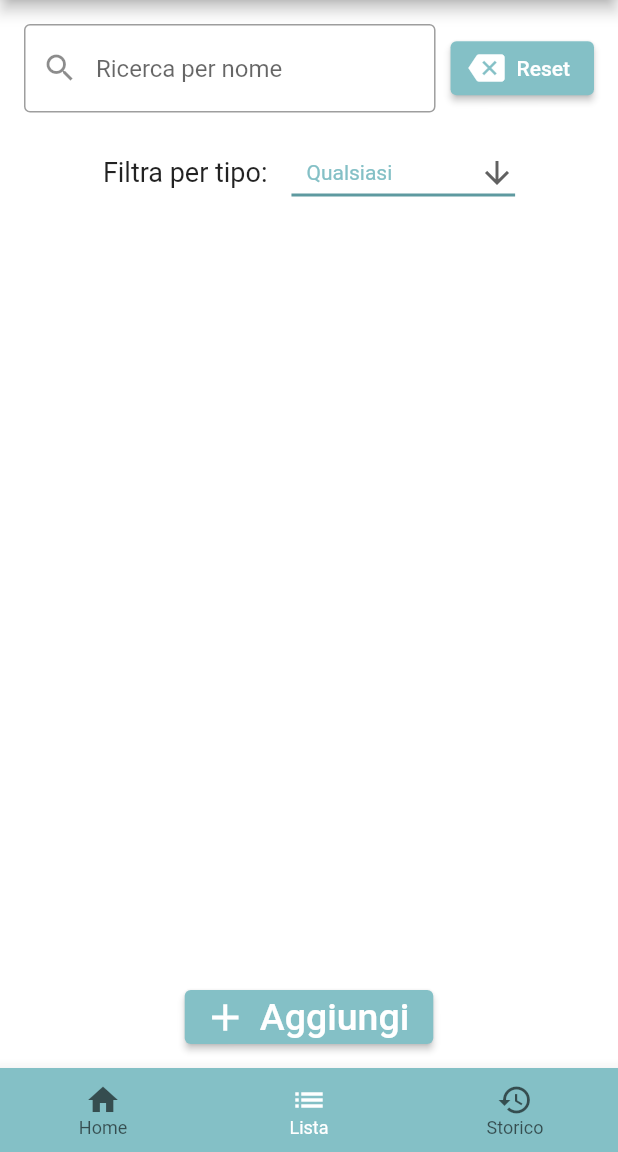
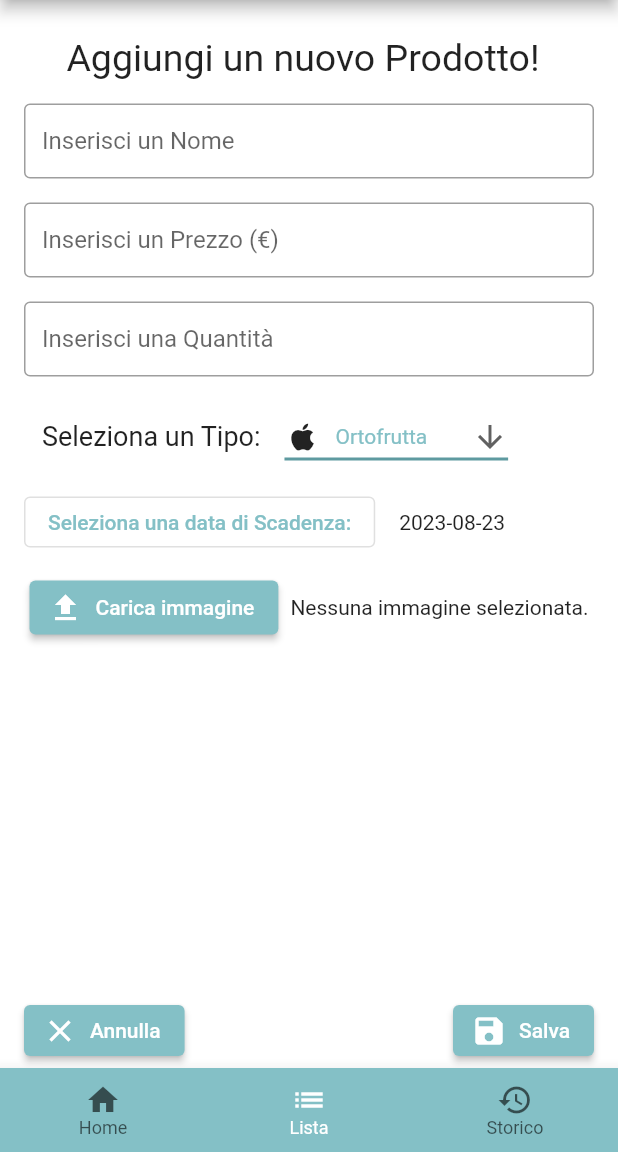
Before and after one commit to UmutBulut/PantrySmart, a Flutter app: the screen it shows after launch, item 2 of the bottom bar chosen, after a tap on "Aggiungi", on a phone screen of 412 x 824 dp, the part 84-1236 px from its top. Run offline on Flutter 3.47's test engine with Material 2 defaults, Android fonts, the phone set to English and light mode, and no system bars; our stand-ins replace bloc, flutter_bloc, flutter_keyboard_visibility, image_picker, shared_preferences.

Commit message:
aggiunta pagina 'prodottoView' + refactor componenti

```diff
--- /dev/null
+++ b/lib/Classes/TipiIcone.dart
@@ -0,0 +1,27 @@
+import 'package:flutter/material.dart';
+
+List<String> listFiltri = <String>[
+  'Qualsiasi',
+  'Ortofrutta',
+  'Panetteria',
+  'Macelleria',
+  'Frigo/surgelati',
+  'Bevande',
+  'Altro'];
+
+List<String> listFiltriSenzaQualsiasi = <String>[
+  'Ortofrutta',
+  'Panetteria',
+  'Macelleria',
+  'Frigo/surgelati',
+  'Bevande',
+  'Altro'];
+
+Map<String, IconData> iconsMap = {
+  'Ortofrutta': Icons.apple,
+  'Panetteria': Icons.bakery_dining,
+  'Macelleria': Icons.kebab_dining,
+  'Frigo/surgelati': Icons.ac_unit,
+  'Bevande': Icons.local_bar,
+  'Altro': Icons.pending,
+};
--- /dev/null
+++ b/lib/Components/DatePicker.dart
@@ -0,0 +1,98 @@
+
+
+import 'package:flutter/material.dart';
+
+class PantryDatePicker extends StatefulWidget {
+   PantryDatePicker({
+    super.key,
+    this.restorationId,
+    required this.notifyParent,
+    required this.dateString,
+    required this.buttonLabel});
+
+  final String? restorationId;
+  final Function() notifyParent;
+   final String buttonLabel;
+  String dateString = "";
+
+  @override
+  State<PantryDatePicker> createState() => _PantryDatePickerState();
+}
+
+class _PantryDatePickerState extends State<PantryDatePicker>
+    with RestorationMixin {
+  @override
+  String? get restorationId => widget.restorationId;
+
+  final RestorableDateTime _selectedDate =
+  RestorableDateTime(DateTime.now());
+  late final RestorableRouteFuture<DateTime?> _restorableDatePickerRouteFuture =
+  RestorableRouteFuture<DateTime?>(
+    onComplete: _selectDate,
+    onPresent: (NavigatorState navigator, Object? arguments) {
+      return navigator.restorablePush(
+        _datePickerRoute,
+        arguments: _selectedDate.value.millisecondsSinceEpoch,
+      );
+    },
+  );
+
+  @pragma('vm:entry-point')
+  static Route<DateTime> _datePickerRoute(
+      BuildContext context,
+      Object? arguments,
+      ) {
+    return DialogRoute<DateTime>(
+      context: context,
+      builder: (BuildContext context) {
+        return DatePickerDialog(
+          restorationId: 'date_picker_dialog',
+          initialEntryMode: DatePickerEntryMode.calendarOnly,
+          initialDate: DateTime.fromMillisecondsSinceEpoch(arguments! as int),
+          firstDate: DateTime(2021),
+          lastDate: DateTime(2025),
+        );
+      },
+    );
+  }
+
+  @override
+  void restoreState(RestorationBucket? oldBucket, bool initialRestore) {
+    registerForRestoration(_selectedDate, 'selected_date');
+    registerForRestoration(
+        _restorableDatePickerRouteFuture, 'date_picker_route_future');
+  }
+
+  void _selectDate(DateTime? newSelectedDate) {
+    if (newSelectedDate != null) {
+      setState(() {
+        _selectedDate.value = newSelectedDate;
+      });
+    }
+  }
+
+  @override
+  Widget build(BuildContext context) {
+    return Scaffold(
+      body: Center(
+        child: Padding(
+          padding: const EdgeInsets.fromLTRB(16,8,16,8),
+          child: Row(
+            children: [
+              OutlinedButton(
+                onPressed: () {
+                  _restorableDatePickerRouteFuture.present();
+                },
+                child: Text(widget.buttonLabel),
+              ),
+              Padding(
+                padding: const EdgeInsets.fromLTRB(16,0,0,0),
+                child: Text(_selectedDate.value.toString().substring(0,10)),
+              )
+            ],
+          ),
+        ),
+      ),
+    );
+  }
+}
--- /dev/null
+++ b/lib/Components/DropdownButtonTipi.dart
@@ -0,0 +1,67 @@
+import 'package:flutter/material.dart';
+import 'package:pantrysmart/Classes/Prodotto.dart';
+import 'package:pantrysmart/Classes/TipiIcone.dart';
+import 'package:pantrysmart/colors.dart';
+
+class DropdownButtonTipi extends StatefulWidget {
+  DropdownButtonTipi({
+    super.key,
+    required this.notifyParent,
+    required this.permettiQualsiasi
+  });
+  final Function(String res) notifyParent;
+  final bool permettiQualsiasi;
+  @override
+  State<DropdownButtonTipi> createState() => _DropdownButtonTipiState();
+}
+
+class _DropdownButtonTipiState extends State<DropdownButtonTipi> {
+  String dropdownValue = "";
+  List<String> list = [];
+
+  @override
+  void initState() {
+    super.initState();
+    list = widget.permettiQualsiasi ? listFiltri : listFiltriSenzaQualsiasi;
+    dropdownValue = list.first;
+  }
+
+  @override
+  Widget build(BuildContext context) {
+    return DropdownButton<String>(
+      value: dropdownValue,
+      icon: const Icon(Icons.arrow_downward),
+      elevation: 16,
+      style: const TextStyle(color: CustomColors.primary),
+      underline: Container(
+        height: 2,
+        color: CustomColors.primaryContainer,
+      ),
+      onChanged: (String? value) {
+        // This is called when the user selects an item.
+        setState(() {
+          dropdownValue = value!;
+          widget.notifyParent(value);
+        });
+
+      },
+      items: list.map<DropdownMenuItem<String>>((String value) {
+        return DropdownMenuItem<String>(
+          value: value,
+          child: Row(
+            children: [
+              (value == 'Qualsiasi')?
+              const Text(''):
+              Icon(iconsMap[value])
+              ,
+              Padding(
+                padding: const EdgeInsets.fromLTRB(10,0,0,0),
+                child: Text(value),
+              ),
+            ],
+          ),
+        );
+      }).toList(),
+    );
+  }
+}
--- a/lib/Presentation/Screens/listaView.dart
+++ b/lib/Presentation/Screens/listaView.dart
@@ -1,27 +1,11 @@
 import 'package:flutter/material.dart';
 import 'package:pantrysmart/Classes/Prodotto.dart';
+import 'package:pantrysmart/Classes/TipiIcone.dart';
+import 'package:pantrysmart/Components/DropdownButtonTipi.dart';
+import 'package:pantrysmart/Presentation/Screens/prodottoView.dart';
 import 'package:pantrysmart/colors.dart';
 import 'package:shared_preferences/shared_preferences.dart';
 import 'package:flutter_keyboard_visibility/flutter_keyboard_visibility.dart';
-
-
-List<String> list = <String>[
-  'Qualsiasi',
-  'Ortofrutta',
-  'Panetteria',
-  'Macelleria',
-  'Frigo/surgelati',
-  'Bevande',
-  'Altro'];
-
-Map<String, IconData> iconsMap = {
-  'Ortofrutta': Icons.apple,
-  'Panetteria': Icons.bakery_dining,
-  'Macelleria': Icons.kebab_dining,
-  'Frigo/surgelati': Icons.ac_unit,
-  'Bevande': Icons.local_bar,
-  'Altro': Icons.pending,
-};
 
 List<Prodotto> prodotti = [];
 List<Prodotto> prodottiFiltratiRicerca = [];
@@ -37,6 +21,15 @@ class ListaView extends StatefulWidget {
 class ListaViewState extends State<ListaView> {
   //final SharedPreferences prefs;
   final fieldText = TextEditingController();
+  bool showEditProductTab = false;
+
+  //campi del prodotto
+  String denominazione = "";
+  String prezzo = "";
+  String quantita = "";
+  String tipo = "";
+  String scadenza = "";
+  String immagine = "";
 
   @override
   void initState() {
@@ -88,15 +81,35 @@ class ListaViewState extends State<ListaView> {
     fieldText.clear();
   }
 
-  void refresh() {
-    setState(() {});
+  void applicaFiltroProdotti(String res) {
+    setState(() {
+      if(res == 'Qualsiasi')
+        prodottiFiltratiTipo = prodotti;
+      else
+        prodottiFiltratiTipo = prodotti.where((p) => p.tipo == res).toList();
+
+      prodottiFiltratiFinali =
+          prodottiFiltratiTipo.toSet().where((element) =>
+              prodottiFiltratiRicerca.toSet().contains(element))
+              .toList();
+    });
+  }
+
+  void closeEditProdotto(){
+    setState(() {showEditProductTab = false;});
+  }
+
+  void openEditProdotto(){
+    setState(() {showEditProductTab = true;});
   }
 
 
   @override
   Widget build(BuildContext context) {
     return Scaffold(
-      body: Center(
+      resizeToAvoidBottomInset: false,
+      body: !showEditProductTab ?
+      Center(
         child: Column(
           children: [
             Padding(
@@ -153,7 +166,9 @@ class ListaViewState extends State<ListaView> {
                   ),),
                 Padding(
                   padding: const EdgeInsets.fromLTRB(16,0,0,0),
-                  child: DropdownButtonTipi(notifyParent: refresh),
+                  child: DropdownButtonTipi(
+                    notifyParent: applicaFiltroProdotti,
+                    permettiQualsiasi: true),
                 ),
               ],
             ),
@@ -247,9 +262,9 @@ class ListaViewState extends State<ListaView> {
                                 child: Padding(
                                   padding: const EdgeInsets.fromLTRB(0,0,0,10),
                                   child: Text('Confermi la rimozione dell\'oggetto?',
-                                  style: TextStyle(
-                                      fontSize: 20
-                                  )),
+                                      style: TextStyle(
+                                          fontSize: 20
+                                      )),
                                 )),
                             subtitle: Row(
                               mainAxisAlignment: MainAxisAlignment.spaceBetween,
@@ -293,7 +308,9 @@ class ListaViewState extends State<ListaView> {
                     return Visibility(
                       visible: !isKeyBoardVisible,
                       child: ElevatedButton.icon(
-                        onPressed: () {},
+                        onPressed: () {
+                          openEditProdotto();
+                        },
                         icon: Icon( // <-- Icon
                           Icons.add,
                           size: 30.0,
@@ -310,68 +327,17 @@ class ListaViewState extends State<ListaView> {
             ),
           ],
         ),
-      ),
+      ) :
+      ProdottoView(
+        title: 'Aggiungi un nuovo Prodotto!',
+        cancelFunction: closeEditProdotto,
+        okFunction: openEditProdotto,
+        denominazione: denominazione,
+        prezzo: prezzo,
+        quantita: quantita,
+        tipo: tipo,
+        scadenza: scadenza,
+        immagine: immagine,),
     );
   }
 }
-
-class DropdownButtonTipi extends StatefulWidget {
-  const DropdownButtonTipi({super.key, required this.notifyParent});
-  final Function() notifyParent;
-  @override
-  State<DropdownButtonTipi> createState() => _DropdownButtonTipiState();
-}
-
-class _DropdownButtonTipiState extends State<DropdownButtonTipi> {
-  String dropdownValue = list.first;
-  @override
-  Widget build(BuildContext context) {
-    return DropdownButton<String>(
-      value: dropdownValue,
-      icon: const Icon(Icons.arrow_downward),
-      elevation: 16,
-      style: const TextStyle(color: CustomColors.primary),
-      underline: Container(
-        height: 2,
-        color: CustomColors.primaryContainer,
-      ),
-      onChanged: (String? value) {
-        // This is called when the user selects an item.
-        setState(() {
-          dropdownValue = value!;
-          if(value == 'Qualsiasi'){
-            prodottiFiltratiTipo = prodotti;
-            prodottiFiltratiFinali =
-                prodottiFiltratiTipo.toSet().where((element) =>
-                    prodottiFiltratiRicerca.toSet().contains(element))
-                    .toList();
-          }else{
-            prodottiFiltratiTipo = prodotti.where((p) => p.tipo == value).toList();
-            prodottiFiltratiFinali =
-                prodottiFiltratiTipo.toSet().where((element) =>
-                    prodottiFiltratiRicerca.toSet().contains(element))
-                    .toList();
-          }
-        });
-        widget.notifyParent();
-      },
-      items: list.map<DropdownMenuItem<String>>((String value) {
-        return DropdownMenuItem<String>(
-          value: value,
-          child: Row(
-            children: [
-              (value == 'Qualsiasi')?
-              const Text(''):
-              Icon(iconsMap[value])
-              ,
-              Padding(
-                padding: const EdgeInsets.fromLTRB(10,0,0,0),
-                child: Text(value),
-              ),
-            ],
-          ),
-        );
-      }).toList(),
-    );
-  }
-}
--- /dev/null
+++ b/lib/Presentation/Screens/prodottoView.dart
@@ -0,0 +1,223 @@
+import 'package:flutter/material.dart';
+import 'package:flutter_keyboard_visibility/flutter_keyboard_visibility.dart';
+import 'package:image_picker/image_picker.dart';
+import 'package:pantrysmart/Components/DatePicker.dart';
+import 'package:pantrysmart/Components/DropdownButtonTipi.dart';
+
+class ProdottoView extends StatefulWidget{
+  ProdottoView({super.key,
+    required this.title,
+    required this.cancelFunction,
+    required this.okFunction,
+    required this.denominazione,
+    required this.prezzo,
+    required this.quantita,
+    required this.tipo,
+    required this.scadenza,
+    required this.immagine,
+  });
+  final String title;
+  final Function() cancelFunction;
+  final Function() okFunction;
+  final ImagePicker imagePicker = ImagePicker();
+  XFile? image;
+
+  //campi del prodotto
+  String denominazione = "";
+  String prezzo  = "";
+  String quantita = "";
+  String tipo = "";
+  String scadenza = "";
+  String immagine = "";
+
+  @override
+  State<ProdottoView> createState() => ProdottoViewState();
+}
+
+class ProdottoViewState extends State<ProdottoView> {
+
+  Future<void> getImage() async {
+    widget.image = await widget.imagePicker.pickImage(source: ImageSource.gallery);
+    setState(() {
+      widget.immagine = widget.image.toString();
+    });
+  }
+
+  void refresh() {
+    setState(() {});
+  }
+
+  void applicaFiltroProdotti(String res) {
+    setState(() {
+      widget.tipo = res;
+    });
+  }
+
+  @override
+  Widget build(BuildContext context) {
+    return Column(
+      children: [
+        SizedBox(
+          child: Padding(
+            padding: const EdgeInsets.fromLTRB(8,24,16,8),
+            child: Text(widget.title,
+              style: TextStyle(
+                  fontSize: 25
+              ),),
+          ),
+        ),
+        Padding(
+          padding: const EdgeInsets.fromLTRB(16,8,16,8),
+          child: SizedBox(
+            height: 50,
+            child: TextField(
+              decoration: InputDecoration(
+                border: OutlineInputBorder(),
+                labelText: 'Inserisci un Nome',
+              ),
+              onSubmitted: (value) {
+                setState(() {
+                  widget.denominazione = value;
+                });
+              },),
+          ),
+        ),
+        Padding(
+          padding: const EdgeInsets.fromLTRB(16,8,16,8),
+          child: SizedBox(
+            height: 50,
+            child: TextField(
+              keyboardType:TextInputType.numberWithOptions(decimal: true),
+              decoration: InputDecoration(
+                border: OutlineInputBorder(),
+                labelText: 'Inserisci un Prezzo (€)',
+              ),
+              onSubmitted: (value) {
+                setState(() {
+                  widget.prezzo = value + ' (€)';
+                });
+              },
+            ),
+          ),
+        ),
+        Padding(
+          padding: const EdgeInsets.fromLTRB(16,8,16,8),
+          child: SizedBox(
+            height: 50,
+            child: TextField(
+              decoration: InputDecoration(
+                border: OutlineInputBorder(),
+                labelText: 'Inserisci una Quantità',
+              ),
+              onSubmitted: (value) {
+                setState(() {
+                  widget.quantita = value;
+                });
+              },),
+          ),
+        ),
+        SizedBox(
+          child: Padding(
+            padding: const EdgeInsets.fromLTRB(28,8,16,8),
+            child: Row(
+              mainAxisAlignment: MainAxisAlignment.start,
+              children: [
+                Text('Seleziona un Tipo:',
+                  style: TextStyle(
+                      fontSize: 18
+                  ),),
+                Padding(
+                  padding: const EdgeInsets.fromLTRB(16,0,0,0),
+                  child: DropdownButtonTipi(
+                      notifyParent: applicaFiltroProdotti,
+                      permettiQualsiasi: false),
+                ),
+              ],
+            ),
+          ),
+        ),
+        SizedBox(
+          height: 50,
+          child: PantryDatePicker(
+            buttonLabel: 'Seleziona una data di Scadenza:',
+            notifyParent: refresh,
+            dateString: widget.scadenza,
+          ),
+        ),
+        Expanded(
+            child: Padding(
+              padding: const EdgeInsets.fromLTRB(16,8,16,8),
+              child: Row(
+                crossAxisAlignment: CrossAxisAlignment.start,
+                mainAxisAlignment: MainAxisAlignment.center,
+                children: [
+                  ElevatedButton.icon(
+                    style: ButtonStyle(
+                    ),
+                    onPressed: () {
+                      getImage();
+                    },
+                    icon: Icon( // <-- Icon
+                      Icons.upload,
+                      size: 24.0,
+                    ),
+                    label: Text('Carica immagine'), // <-- Text
+                  ),
+                  Padding(
+                    padding: const EdgeInsets.fromLTRB(8, 16,0,0),
+                    child: (widget.image != null)?
+                    Text(widget.image!.name):
+                    Text('Nessuna immagine selezionata.'),
+                  ),
+                ],
+              ),
+            )
+        ),
+        KeyboardVisibilityBuilder(
+            builder: (context, isKeyBoardVisible) {
+              return Visibility(
+                  visible: !isKeyBoardVisible,
+                  child: SizedBox(
+                    height: 50,
+                    child: Row(
+                      mainAxisAlignment: MainAxisAlignment.spaceBetween,
+                      children: [
+                        Padding(
+                          padding: const EdgeInsets.fromLTRB(16,8,8,8),
+                          child: ElevatedButton.icon(
+                            onPressed: () {
+                              setState(() {
+                                widget.cancelFunction();
+                              });
+                            },
+                            icon: Icon( // <-- Icon
+                              Icons.close,
+                              size: 24.0,
+                            ),
+                            label: Text('Annulla'), // <-- Text
+                          ),
+                        ),
+                        Padding(
+                          padding: const EdgeInsets.fromLTRB(8,8,16,8),
+                          child: ElevatedButton.icon(
+                            onPressed: () {
+                              setState(() {
+                                widget.okFunction();
+                              });
+                            },
+                            icon: Icon( // <-- Icon
+                              Icons.save,
+                              size: 24.0,
+                            ),
+                            label: Text('Salva'), // <-- Text
+                          ),
+                        ),
+                      ],
+                    ),
+                  )
+              );
+            }),
+      ],
+    );
+  }
+}
--- a/pubspec.yaml
+++ b/pubspec.yaml
@@ -40,6 +40,7 @@ dependencies:
   flutter_bloc: ^8.1.3
   shared_preferences: ^2.2.0
   flutter_keyboard_visibility: ^5.4.1
+  image_picker: ^1.0.2
 
 dev_dependencies:
   flutter_test:
```
Also changed, not shown: pubspec.lock, 1 other file.
